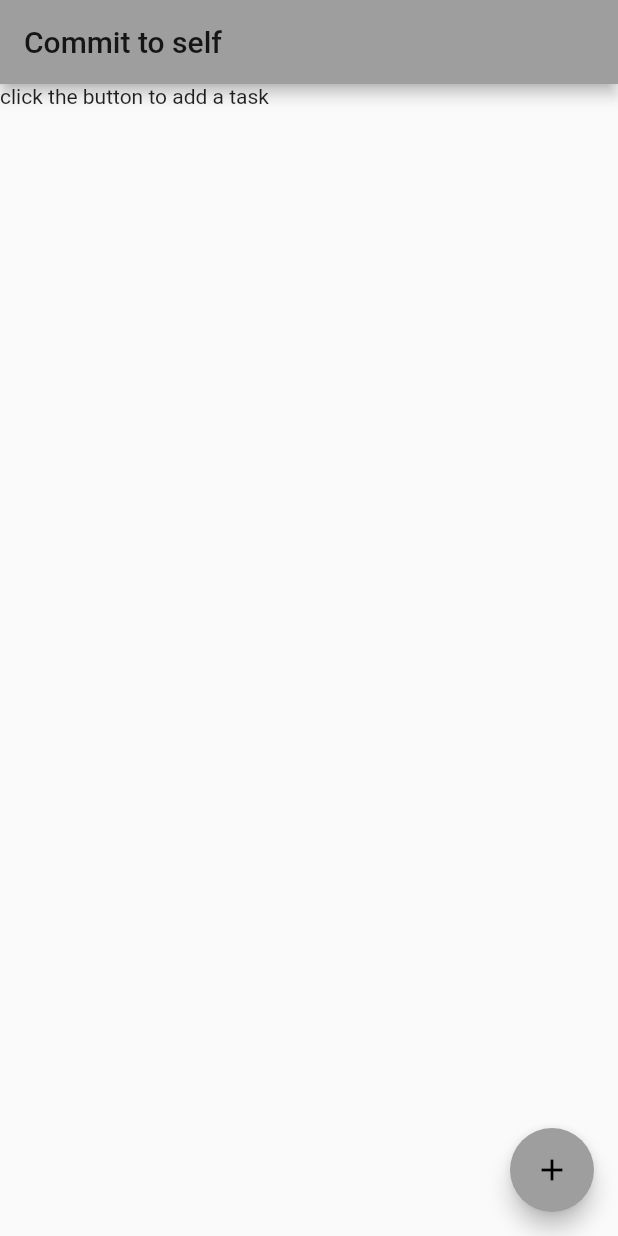
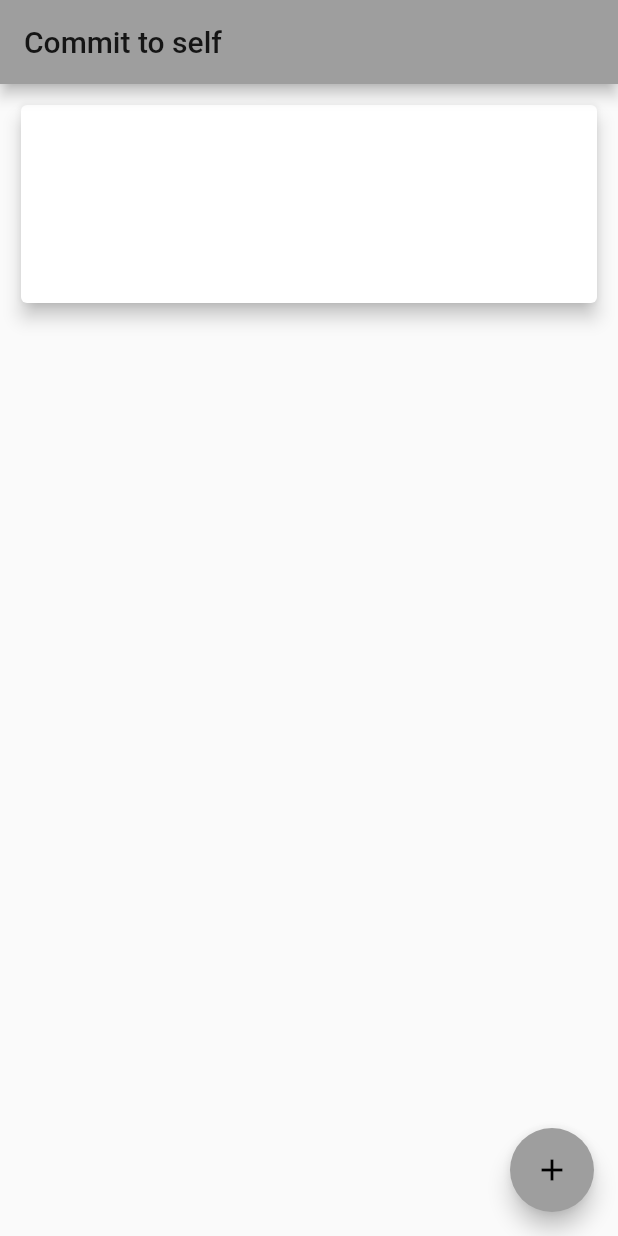
Before and after one commit to charnon1/commit_to_self_flutter, a Flutter app: the screen it shows after launch, on a phone screen of 412 x 824 dp. Run offline on Flutter 3.47's test engine with Material 2 defaults, Android fonts, the phone set to English and light mode, and no system bars.

Commit message:
basic card implementation. implementing listbuilder now

```diff
--- a/lib/main.dart
+++ b/lib/main.dart
@@ -68,14 +68,22 @@ class MyHomePageState extends State<MyHomePage> {
       appBar: AppBar(
         title: Text("Commit to self"),
       ),
-      body: Text(((){
-        if(this.tasks != null){
-          if(this.tasks.length > 0){
-            return "you have a task!";
-          }
-        }
-        return "click the button to add a task";
-      })()),
+      body: Container(
+        padding: EdgeInsets.fromLTRB(10,10,10,0),
+        height: 150,
+        width: double.maxFinite,
+        child: Card(
+          elevation: 5,
+        ),
+      ),
+      // body: new ListView.builder(
+      //   itemCount: this.tasks.length,
+      //   itemBuilder: (BuildContext ctxt, int index){
+      //     return new Card(
+      //       child: Text("hello"),
+      //     );
+      //   },
+      // ),
       //  Text("You do not have any task yet"),
 
       floatingActionButton: FloatingActionButton(
```
